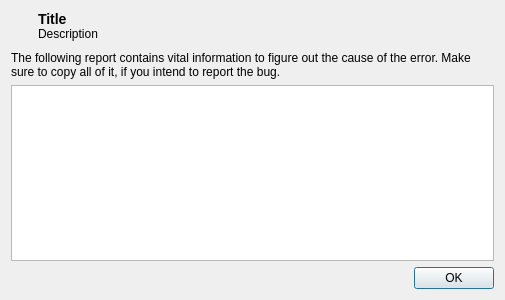
Above: app/ui/errordialog.ui from pencil2d/pencil before the change. Below: the same form after it.
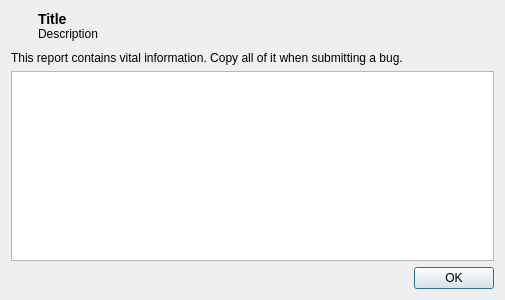
That is the form after the change. Icons and pictures are not drawn.

Commit message: ErrorDialog: shorten description

```diff
--- a/app/ui/errordialog.ui
+++ b/app/ui/errordialog.ui
@@ -85,7 +85,7 @@
    <item>
     <widget class="QLabel" name="label">
      <property name="text">
-      <string>The following report contains vital information to figure out the cause of the error. Make sure to copy all of it, if you intend to report the bug.</string>
+      <string>This report contains vital information. Copy all of it when submitting a bug.</string>
      </property>
      <property name="wordWrap">
       <bool>true</bool>
```
